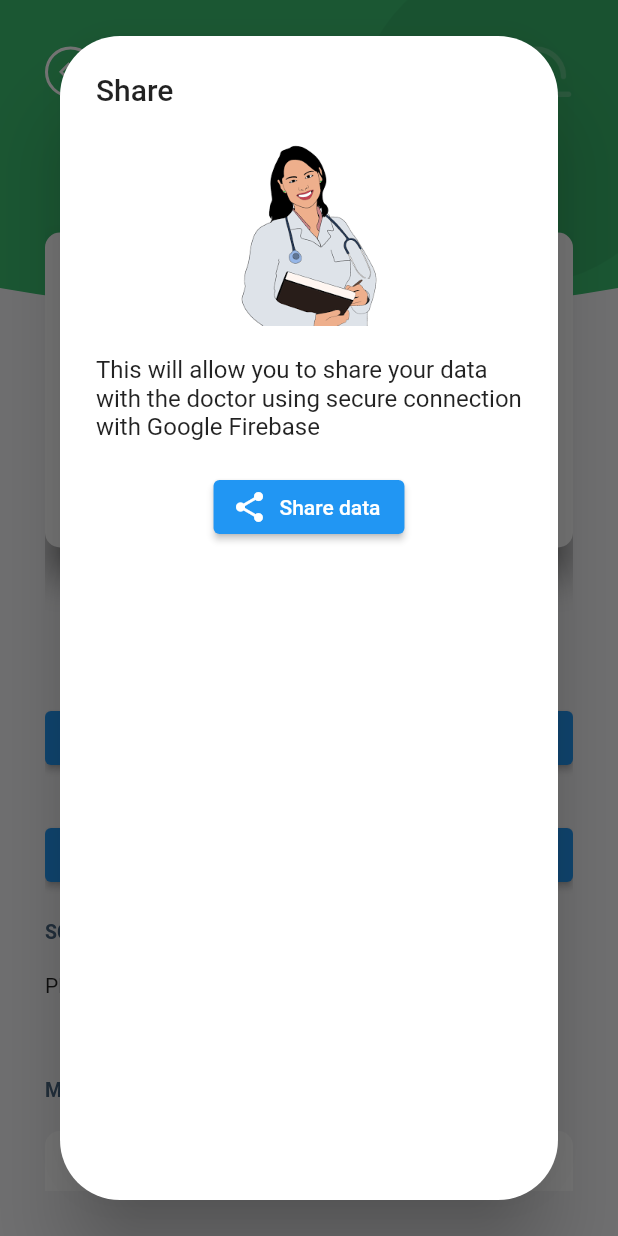
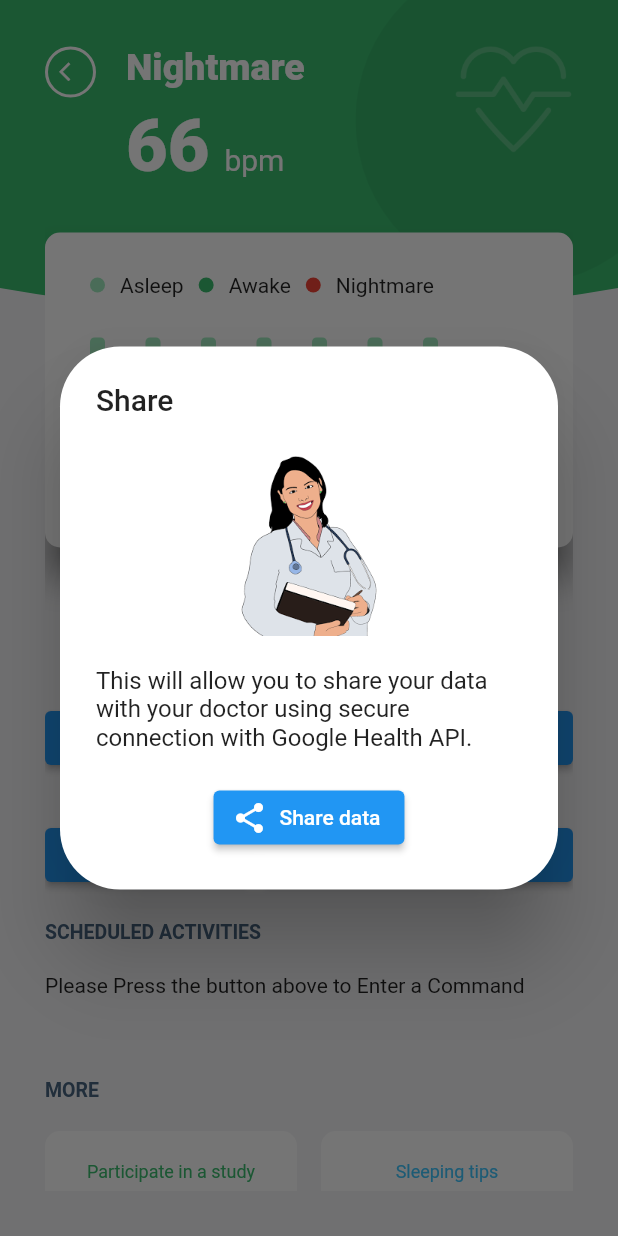
Before and after one commit to OkekeFabian/stressApp, a Flutter app: the DetailScreen screen opened directly, after a tap on "Share sleep data", on a phone screen of 412 x 824 dp. Run offline on Flutter 3.47's test engine with Material 2 defaults, Android fonts, the phone set to English and light mode, and no system bars; drawn by our look-alikes of flutter_rating_bar; our stand-ins replace flutter_tts, introduction_screen, keyboard_dismisser, lottie.

```diff
--- a/lib/screens/detail_screen.dart
+++ b/lib/screens/detail_screen.dart
@@ -22,7 +22,7 @@ class _DetailScreenState extends State<DetailScreen> {
   // method channel
   static const batteryChannel = MethodChannel("stress_app/battery");
   String batteryLevel = "0";
-  double rating = 0;
+  int rating = 0;
 
   List<CommandEntry> commandSaves = [];
   final ScrollController _listViewScrollController = ScrollController();
@@ -272,7 +272,7 @@ class _DetailScreenState extends State<DetailScreen> {
                           itemBuilder: (context, _) =>
                               const Icon(Icons.star, color: Colors.amber),
                           onRatingUpdate: (rating) => setState(() {
-                                this.rating = rating;
+                                this.rating = rating.round();
                               })),
                     ],
                   ),
@@ -287,14 +287,15 @@ class _DetailScreenState extends State<DetailScreen> {
                               shape: RoundedRectangleBorder(
                                   borderRadius: BorderRadius.circular(40)),
                               title: const Text('Share '),
-                              content: Column(
+                              content: SingleChildScrollView(
+                                child: Column(
                                   children: [
                                     _buildImage('assets/icons/doctor.jpg'),
                                     const SizedBox(
                                       height: 20,
                                     ),
                                     const Text(
-                                      "This will allow you to share your data with the doctor using secure connection with Google Firebase "),
+                                        "This will allow you to share your data with your doctor using secure connection with Google Health API. "),
                                     const SizedBox(
                                       height: 20,
                                     ),
@@ -303,6 +304,7 @@ class _DetailScreenState extends State<DetailScreen> {
                                         icon: const Icon(Icons.share),
                                         label: const Text('Share data')),
                                   ],
+                                ),
                               ),
                             );
                           });
@@ -363,8 +365,16 @@ class _DetailScreenState extends State<DetailScreen> {
                           itemBuilder: (buildContext, index) {
                             return InkWell(
                                 onTap: () => _editEntry(commandSaves[index]),
+                                child: Dismissible(
+                                  key: Key(commandSaves[index].toString()),
+                                  onDismissed: (direction) {
+                                    setState(() {
+                                      commandSaves.removeAt(index);
+                                    });
+                                  },
                                   child: CommandListItem(
-                                    commandSaves[index], index + 1));
+                                      commandSaves[index], index + 1),
+                                ));
                           },
                         ),
                 ),
@@ -398,7 +408,7 @@ class _DetailScreenState extends State<DetailScreen> {
                           image: "assets/icons/research.jpg",
                           title: "Research Study",
                           content:
-                              "Read and join any of the ongoing study listed below",
+                              "Read and join any of the ongoing studies listed below.",
                         );
                         break;
                       default:
@@ -408,7 +418,7 @@ class _DetailScreenState extends State<DetailScreen> {
                           image: "assets/icons/sleep.jpeg",
                           title: "Sleeping Tips",
                           content:
-                              "Below are a list of tips to help you sleep better",
+                              "Below are a list of tips to help you sleep better.",
                         );
                         break;
                     }
--- a/lib/widgets/grid_item.dart
+++ b/lib/widgets/grid_item.dart
@@ -33,13 +33,15 @@ class GridItem extends StatelessWidget {
             shape:
                 RoundedRectangleBorder(borderRadius: BorderRadius.circular(40)),
             title: Text(title),
-            content: Column(
+            content: SingleChildScrollView(
+              child: Column(
                 children: [
                   Text(content),
                   const SizedBox(
                     height: 20,
                   ),
                 ],
+              ),
             ),
           );
         });
```
Also changed, not shown: lib/widgets/command_entry_dialog.dart (+21 -16 lines), lib/widgets/command_list_item.dart (+7 -4 lines). Lines whose indentation alone changed are shown as unchanged.
